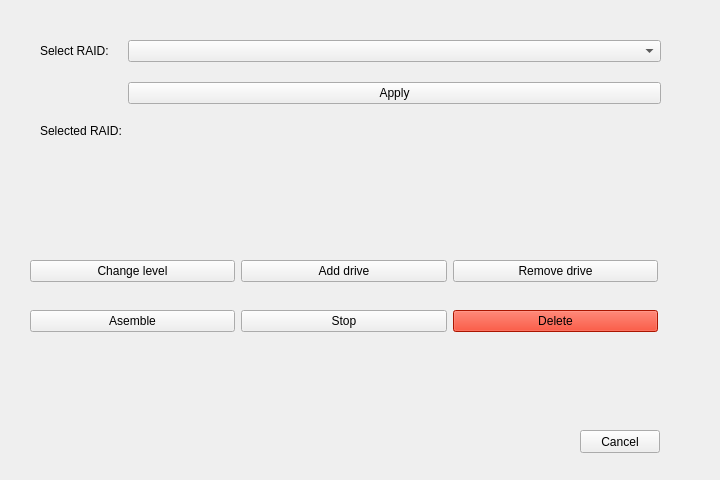
Old version of the form UI/edit.ui in the repository adrianlopezgalera/RAID-Manager.
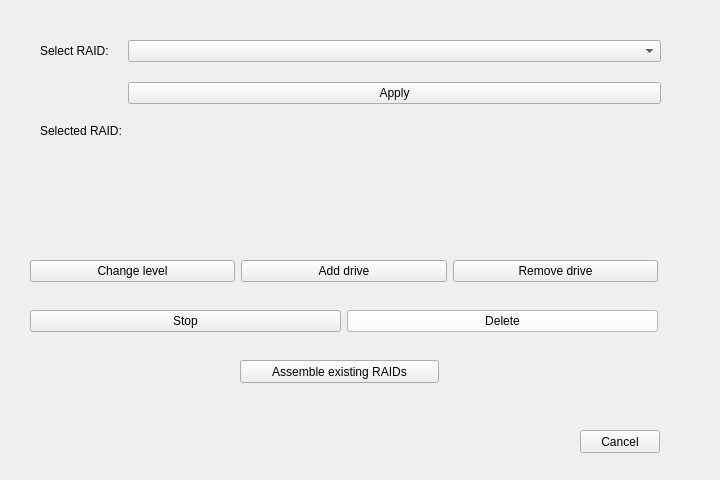
New version of the form.

```diff
--- a/UI/edit.ui
+++ b/UI/edit.ui
@@ -120,13 +120,6 @@
     </rect>
    </property>
    <layout class="QHBoxLayout" name="horizontalLayout_2">
-    <item>
-     <widget class="QPushButton" name="assemble_button">
-      <property name="text">
-       <string>Asemble</string>
-      </property>
-     </widget>
-    </item>
     <item>
      <widget class="QPushButton" name="stop_button">
       <property name="text">
@@ -151,9 +144,9 @@
          <colorrole role="Button">
           <brush brushstyle="SolidPattern">
            <color alpha="255">
-            <red>238</red>
-            <green>29</green>
-            <blue>0</blue>
+            <red>251</red>
+            <green>251</green>
+            <blue>251</blue>
            </color>
           </brush>
          </colorrole>
@@ -161,35 +154,35 @@
           <brush brushstyle="SolidPattern">
            <color alpha="255">
             <red>255</red>
-            <green>121</green>
-            <blue>102</blue>
+            <green>255</green>
+            <blue>255</blue>
            </color>
           </brush>
          </colorrole>
          <colorrole role="Midlight">
           <brush brushstyle="SolidPattern">
            <color alpha="255">
-            <red>246</red>
-            <green>75</green>
-            <blue>51</blue>
+            <red>253</red>
+            <green>253</green>
+            <blue>253</blue>
            </color>
           </brush>
          </colorrole>
          <colorrole role="Dark">
           <brush brushstyle="SolidPattern">
            <color alpha="255">
-            <red>119</red>
-            <green>14</green>
-            <blue>0</blue>
+            <red>125</red>
+            <green>125</green>
+            <blue>125</blue>
            </color>
           </brush>
          </colorrole>
          <colorrole role="Mid">
           <brush brushstyle="SolidPattern">
            <color alpha="255">
-            <red>159</red>
-            <green>19</green>
-            <blue>0</blue>
+            <red>167</red>
+            <green>167</green>
+            <blue>167</blue>
            </color>
           </brush>
          </colorrole>
@@ -232,9 +225,9 @@
          <colorrole role="Window">
           <brush brushstyle="SolidPattern">
            <color alpha="255">
-            <red>238</red>
-            <green>29</green>
-            <blue>0</blue>
+            <red>251</red>
+            <green>251</green>
+            <blue>251</blue>
            </color>
           </brush>
          </colorrole>
@@ -250,9 +243,9 @@
          <colorrole role="AlternateBase">
           <brush brushstyle="SolidPattern">
            <color alpha="255">
-            <red>246</red>
-            <green>142</green>
-            <blue>127</blue>
+            <red>253</red>
+            <green>253</green>
+            <blue>253</blue>
            </color>
           </brush>
          </colorrole>
@@ -306,9 +299,9 @@
          <colorrole role="Button">
           <brush brushstyle="SolidPattern">
            <color alpha="255">
-            <red>238</red>
-            <green>29</green>
-            <blue>0</blue>
+            <red>251</red>
+            <green>251</green>
+            <blue>251</blue>
            </color>
           </brush>
          </colorrole>
@@ -316,35 +309,35 @@
           <brush brushstyle="SolidPattern">
            <color alpha="255">
             <red>255</red>
-            <green>121</green>
-            <blue>102</blue>
+            <green>255</green>
+            <blue>255</blue>
            </color>
           </brush>
          </colorrole>
          <colorrole role="Midlight">
           <brush brushstyle="SolidPattern">
            <color alpha="255">
-            <red>246</red>
-            <green>75</green>
-            <blue>51</blue>
+            <red>253</red>
+            <green>253</green>
+            <blue>253</blue>
            </color>
           </brush>
          </colorrole>
          <colorrole role="Dark">
           <brush brushstyle="SolidPattern">
            <color alpha="255">
-            <red>119</red>
-            <green>14</green>
-            <blue>0</blue>
+            <red>125</red>
+            <green>125</green>
+            <blue>125</blue>
            </color>
           </brush>
          </colorrole>
          <colorrole role="Mid">
           <brush brushstyle="SolidPattern">
            <color alpha="255">
-            <red>159</red>
-            <green>19</green>
-            <blue>0</blue>
+            <red>167</red>
+            <green>167</green>
+            <blue>167</blue>
            </color>
           </brush>
          </colorrole>
@@ -387,9 +380,9 @@
          <colorrole role="Window">
           <brush brushstyle="SolidPattern">
            <color alpha="255">
-            <red>238</red>
-            <green>29</green>
-            <blue>0</blue>
+            <red>251</red>
+            <green>251</green>
+            <blue>251</blue>
            </color>
           </brush>
          </colorrole>
@@ -405,9 +398,9 @@
          <colorrole role="AlternateBase">
           <brush brushstyle="SolidPattern">
            <color alpha="255">
-            <red>246</red>
-            <green>142</green>
-            <blue>127</blue>
+            <red>253</red>
+            <green>253</green>
+            <blue>253</blue>
            </color>
           </brush>
          </colorrole>
@@ -452,18 +445,18 @@
          <colorrole role="WindowText">
           <brush brushstyle="SolidPattern">
            <color alpha="255">
-            <red>119</red>
-            <green>14</green>
-            <blue>0</blue>
+            <red>125</red>
+            <green>125</green>
+            <blue>125</blue>
            </color>
           </brush>
          </colorrole>
          <colorrole role="Button">
           <brush brushstyle="SolidPattern">
            <color alpha="255">
-            <red>238</red>
-            <green>29</green>
-            <blue>0</blue>
+            <red>251</red>
+            <green>251</green>
+            <blue>251</blue>
            </color>
           </brush>
          </colorrole>
@@ -471,44 +464,44 @@
           <brush brushstyle="SolidPattern">
            <color alpha="255">
             <red>255</red>
-            <green>121</green>
-            <blue>102</blue>
+            <green>255</green>
+            <blue>255</blue>
            </color>
           </brush>
          </colorrole>
          <colorrole role="Midlight">
           <brush brushstyle="SolidPattern">
            <color alpha="255">
-            <red>246</red>
-            <green>75</green>
-            <blue>51</blue>
+            <red>253</red>
+            <green>253</green>
+            <blue>253</blue>
            </color>
           </brush>
          </colorrole>
          <colorrole role="Dark">
           <brush brushstyle="SolidPattern">
            <color alpha="255">
-            <red>119</red>
-            <green>14</green>
-            <blue>0</blue>
+            <red>125</red>
+            <green>125</green>
+            <blue>125</blue>
            </color>
           </brush>
          </colorrole>
          <colorrole role="Mid">
           <brush brushstyle="SolidPattern">
            <color alpha="255">
-            <red>159</red>
-            <green>19</green>
-            <blue>0</blue>
+            <red>167</red>
+            <green>167</green>
+            <blue>167</blue>
            </color>
           </brush>
          </colorrole>
          <colorrole role="Text">
           <brush brushstyle="SolidPattern">
            <color alpha="255">
-            <red>119</red>
-            <green>14</green>
-            <blue>0</blue>
+            <red>125</red>
+            <green>125</green>
+            <blue>125</blue>
            </color>
           </brush>
          </colorrole>
@@ -524,27 +517,27 @@
          <colorrole role="ButtonText">
           <brush brushstyle="SolidPattern">
            <color alpha="255">
-            <red>119</red>
-            <green>14</green>
-            <blue>0</blue>
+            <red>125</red>
+            <green>125</green>
+            <blue>125</blue>
            </color>
           </brush>
          </colorrole>
          <colorrole role="Base">
           <brush brushstyle="SolidPattern">
            <color alpha="255">
-            <red>238</red>
-            <green>29</green>
-            <blue>0</blue>
+            <red>251</red>
+            <green>251</green>
+            <blue>251</blue>
            </color>
           </brush>
          </colorrole>
          <colorrole role="Window">
           <brush brushstyle="SolidPattern">
            <color alpha="255">
-            <red>238</red>
-            <green>29</green>
-            <blue>0</blue>
+            <red>251</red>
+            <green>251</green>
+            <blue>251</blue>
            </color>
           </brush>
          </colorrole>
@@ -560,9 +553,9 @@
          <colorrole role="AlternateBase">
           <brush brushstyle="SolidPattern">
            <color alpha="255">
-            <red>238</red>
-            <green>29</green>
-            <blue>0</blue>
+            <red>251</red>
+            <green>251</green>
+            <blue>251</blue>
            </color>
           </brush>
          </colorrole>
@@ -587,9 +580,9 @@
          <colorrole role="PlaceholderText">
           <brush brushstyle="SolidPattern">
            <color alpha="127">
-            <red>119</red>
-            <green>14</green>
-            <blue>0</blue>
+            <red>125</red>
+            <green>125</green>
+            <blue>125</blue>
            </color>
           </brush>
          </colorrole>
@@ -597,8 +590,8 @@
           <brush brushstyle="SolidPattern">
            <color alpha="255">
             <red>255</red>
-            <green>79</green>
-            <blue>54</blue>
+            <green>255</green>
+            <blue>255</blue>
            </color>
           </brush>
          </colorrole>
@@ -625,6 +618,19 @@
     <string>Cancel</string>
    </property>
   </widget>
+  <widget class="QPushButton" name="assemble_button">
+   <property name="geometry">
+    <rect>
+     <x>240</x>
+     <y>360</y>
+     <width>199</width>
+     <height>23</height>
+    </rect>
+   </property>
+   <property name="text">
+    <string>Assemble existing RAIDs</string>
+   </property>
+  </widget>
  </widget>
  <resources/>
  <connections/>
```
